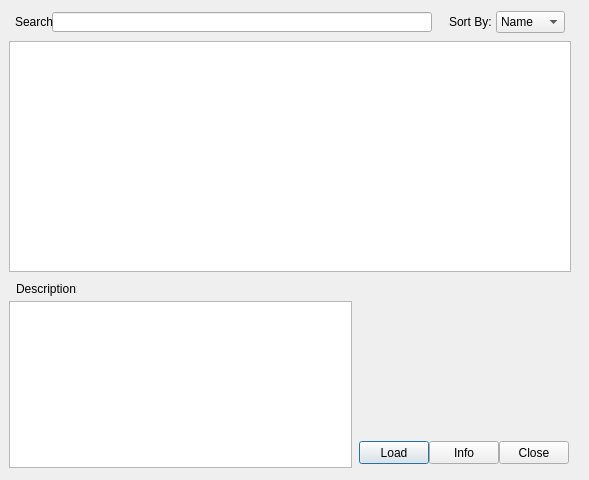
First picture: the form in CanadianWebServices/canadian_web_services_dialog_base.ui, repository eswright/cgdi-qgis-services, before the edit.
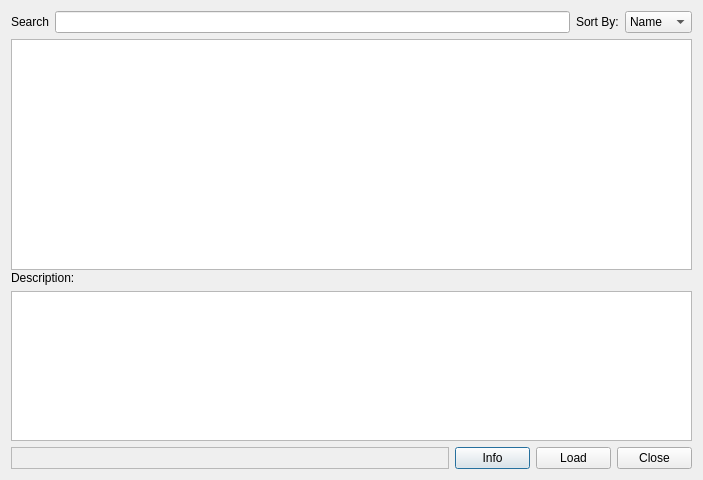
Second picture: the form after the edit.

Commit message: dialog overhaul

What changed in the file:
```diff
--- a/CanadianWebServices/canadian_web_services_dialog_base.ui
+++ b/CanadianWebServices/canadian_web_services_dialog_base.ui
@@ -9,14 +9,14 @@
    <rect>
     <x>0</x>
     <y>0</y>
-    <width>589</width>
+    <width>703</width>
     <height>480</height>
    </rect>
   </property>
   <property name="sizePolicy">
    <sizepolicy hsizetype="Expanding" vsizetype="Expanding">
-    <horstretch>0</horstretch>
-    <verstretch>0</verstretch>
+    <horstretch>1</horstretch>
+    <verstretch>1</verstretch>
    </sizepolicy>
   </property>
   <property name="minimumSize">
@@ -40,14 +40,78 @@
   <property name="styleSheet">
    <string notr="true"/>
   </property>
+  <layout class="QVBoxLayout" name="verticalLayout_2">
+   <item>
+    <layout class="QHBoxLayout" name="horizontalLayout">
+     <item>
+      <widget class="QLabel" name="searchLbl">
+       <property name="text">
+        <string>Search</string>
+       </property>
+      </widget>
+     </item>
+     <item>
+      <widget class="QLineEdit" name="searchBox">
+       <property name="baseSize">
+        <size>
+         <width>371</width>
+         <height>20</height>
+        </size>
+       </property>
+      </widget>
+     </item>
+     <item>
+      <widget class="QLabel" name="sortLbl">
+       <property name="baseSize">
+        <size>
+         <width>46</width>
+         <height>21</height>
+        </size>
+       </property>
+       <property name="text">
+        <string>Sort By:</string>
+       </property>
+      </widget>
+     </item>
+     <item>
+      <widget class="QComboBox" name="sortCombo">
+       <property name="baseSize">
+        <size>
+         <width>69</width>
+         <height>22</height>
+        </size>
+       </property>
+       <item>
+        <property name="text">
+         <string>Name</string>
+        </property>
+       </item>
+       <item>
+        <property name="text">
+         <string>Type</string>
+        </property>
+       </item>
+       <item>
+        <property name="text">
+         <string>Host</string>
+        </property>
+       </item>
+       <item>
+        <property name="text">
+         <string>Layers</string>
+        </property>
+       </item>
+      </widget>
+     </item>
+    </layout>
+   </item>
+   <item>
   <widget class="QTableWidget" name="tableWidget">
-   <property name="geometry">
-    <rect>
-     <x>9</x>
-     <y>41</y>
-     <width>562</width>
+     <property name="minimumSize">
+      <size>
+       <width>551</width>
      <height>231</height>
-    </rect>
+      </size>
    </property>
    <property name="sizeIncrement">
     <size>
@@ -80,14 +144,16 @@
     <bool>true</bool>
    </attribute>
   </widget>
+   </item>
+   <item>
+    <layout class="QVBoxLayout" name="verticalLayout">
+     <item>
   <widget class="QLabel" name="label">
-   <property name="geometry">
-    <rect>
-     <x>16</x>
-     <y>281</y>
+       <property name="baseSize">
+        <size>
      <width>61</width>
      <height>16</height>
-    </rect>
+        </size>
    </property>
    <property name="styleSheet">
     <string notr="true"/>
@@ -96,17 +162,23 @@
     <string>Description:</string>
    </property>
   </widget>
+     </item>
+     <item>
   <widget class="QTextEdit" name="textEdit">
    <property name="enabled">
     <bool>true</bool>
    </property>
-   <property name="geometry">
-    <rect>
-     <x>9</x>
-     <y>301</y>
+       <property name="minimumSize">
+        <size>
+         <width>549</width>
+         <height>150</height>
+        </size>
+       </property>
+       <property name="baseSize">
+        <size>
      <width>343</width>
      <height>167</height>
-    </rect>
+        </size>
    </property>
    <property name="styleSheet">
     <string notr="true"/>
@@ -115,14 +187,53 @@
     <bool>false</bool>
    </property>
   </widget>
+     </item>
+    </layout>
+   </item>
+   <item>
+    <layout class="QHBoxLayout" name="horizontalLayout_2">
+     <item>
+      <widget class="QFrame" name="frame">
+       <property name="frameShape">
+        <enum>QFrame::StyledPanel</enum>
+       </property>
+       <property name="frameShadow">
+        <enum>QFrame::Raised</enum>
+       </property>
+      </widget>
+     </item>
+     <item>
+      <widget class="QPushButton" name="info_btn">
+       <property name="maximumSize">
+        <size>
+         <width>75</width>
+         <height>23</height>
+        </size>
+       </property>
+       <property name="baseSize">
+        <size>
+         <width>70</width>
+         <height>23</height>
+        </size>
+       </property>
+       <property name="text">
+        <string>Info</string>
+       </property>
+      </widget>
+     </item>
+     <item>
   <widget class="QPushButton" name="load_btn">
-   <property name="geometry">
-    <rect>
-     <x>359</x>
-     <y>441</y>
+       <property name="maximumSize">
+        <size>
+         <width>75</width>
+         <height>23</height>
+        </size>
+       </property>
+       <property name="baseSize">
+        <size>
      <width>70</width>
      <height>23</height>
-    </rect>
+        </size>
    </property>
    <property name="styleSheet">
     <string notr="true"/>
@@ -131,14 +242,20 @@
     <string>Load</string>
    </property>
   </widget>
+     </item>
+     <item>
   <widget class="QPushButton" name="close_btn">
-   <property name="geometry">
-    <rect>
-     <x>499</x>
-     <y>441</y>
+       <property name="maximumSize">
+        <size>
+         <width>75</width>
+         <height>23</height>
+        </size>
+       </property>
+       <property name="baseSize">
+        <size>
      <width>70</width>
      <height>23</height>
-    </rect>
+        </size>
    </property>
    <property name="styleSheet">
     <string notr="true"/>
@@ -147,85 +264,10 @@
     <string>Close</string>
    </property>
   </widget>
-  <widget class="QLineEdit" name="searchBox">
-   <property name="geometry">
-    <rect>
-     <x>52</x>
-     <y>12</y>
-     <width>380</width>
-     <height>20</height>
-    </rect>
-   </property>
-  </widget>
-  <widget class="QLabel" name="searchLbl">
-   <property name="geometry">
-    <rect>
-     <x>15</x>
-     <y>11</y>
-     <width>46</width>
-     <height>21</height>
-    </rect>
-   </property>
-   <property name="text">
-    <string>Search</string>
-   </property>
-  </widget>
-  <widget class="QLabel" name="sortLbl">
-   <property name="geometry">
-    <rect>
-     <x>449</x>
-     <y>11</y>
-     <width>46</width>
-     <height>21</height>
-    </rect>
-   </property>
-   <property name="text">
-    <string>Sort By:</string>
-   </property>
-  </widget>
-  <widget class="QComboBox" name="sortCombo">
-   <property name="geometry">
-    <rect>
-     <x>496</x>
-     <y>11</y>
-     <width>69</width>
-     <height>22</height>
-    </rect>
-   </property>
-   <item>
-    <property name="text">
-     <string>Name</string>
-    </property>
-   </item>
-   <item>
-    <property name="text">
-     <string>Type</string>
-    </property>
+     </item>
+    </layout>
    </item>
-   <item>
-    <property name="text">
-     <string>Host</string>
-    </property>
-   </item>
-   <item>
-    <property name="text">
-     <string>Layers</string>
-    </property>
-   </item>
-  </widget>
-  <widget class="QPushButton" name="info_btn">
-   <property name="geometry">
-    <rect>
-     <x>429</x>
-     <y>441</y>
-     <width>70</width>
-     <height>23</height>
-    </rect>
-   </property>
-   <property name="text">
-    <string>Info</string>
-   </property>
-  </widget>
+  </layout>
  </widget>
  <resources/>
  <connections/>
```
Left out of the diff: 6 changed lines with no effect on the pictures. Lines whose indentation alone changed are shown as unchanged.
